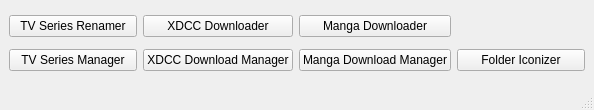
Above: toktokkie/ui/qt/qt_designer/start_page.ui from namboy94/toktokkie before the change. Below: the same form after it.
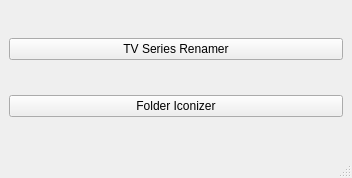
That is the form after the change.

The edit to the form file:
```diff
--- a/toktokkie/ui/qt/qt_designer/start_page.ui
+++ b/toktokkie/ui/qt/qt_designer/start_page.ui
@@ -6,8 +6,8 @@
    <rect>
     <x>0</x>
     <y>0</y>
-    <width>594</width>
-    <height>110</height>
+    <width>352</width>
+    <height>178</height>
    </rect>
   </property>
   <property name="windowTitle">
@@ -15,55 +15,20 @@
   </property>
   <widget class="QWidget" name="centralwidget">
    <layout class="QGridLayout" name="gridLayout">
+    <item row="2" column="0">
+     <widget class="QPushButton" name="folder_iconizer">
+      <property name="text">
+       <string>Folder Iconizer</string>
+      </property>
+     </widget>
+    </item>
     <item row="1" column="0">
-     <widget class="QPushButton" name="tv_series_manager">
-      <property name="text">
-       <string>TV Series Manager</string>
-      </property>
-     </widget>
-    </item>
-    <item row="0" column="0">
      <widget class="QPushButton" name="tv_series_renamer">
       <property name="text">
        <string>TV Series Renamer</string>
       </property>
      </widget>
     </item>
-    <item row="0" column="1">
-     <widget class="QPushButton" name="xdcc_downloader">
-      <property name="text">
-       <string>XDCC Downloader</string>
-      </property>
-     </widget>
-    </item>
-    <item row="0" column="2">
-     <widget class="QPushButton" name="manga_downloader">
-      <property name="text">
-       <string>Manga Downloader</string>
-      </property>
-     </widget>
-    </item>
-    <item row="1" column="4">
-     <widget class="QPushButton" name="folder_iconizer">
-      <property name="text">
-       <string>Folder Iconizer</string>
-      </property>
-     </widget>
-    </item>
-    <item row="1" column="1">
-     <widget class="QPushButton" name="xdcc_download_manager">
-      <property name="text">
-       <string>XDCC Download Manager</string>
-      </property>
-     </widget>
-    </item>
-    <item row="1" column="2">
-     <widget class="QPushButton" name="manga_download_manager">
-      <property name="text">
-       <string>Manga Download Manager</string>
-      </property>
-     </widget>
-    </item>
    </layout>
   </widget>
   <widget class="QStatusBar" name="statusbar"/>
```
Left out of the diff: 6 changed lines with no effect on the pictures.
